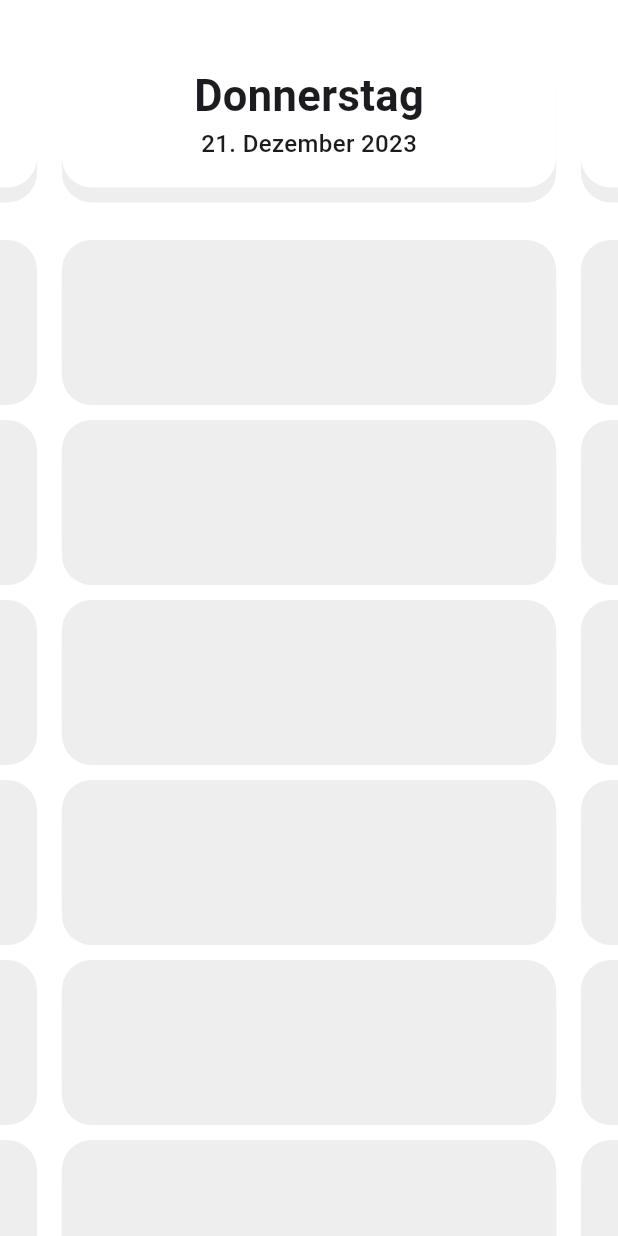
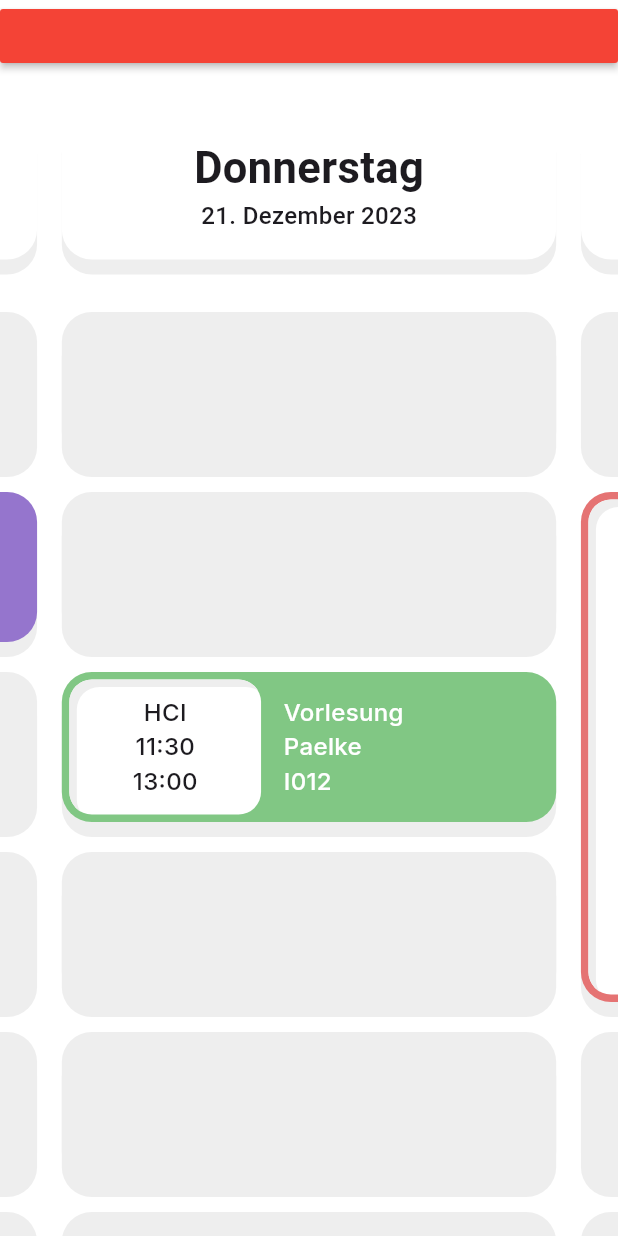
Before and after one commit to LordFalke/scheduler, a Flutter app: the screen it shows after launch, on a phone screen of 412 x 824 dp. Run offline on Flutter 3.47's test engine with Material 3 defaults, Android fonts, the phone set to English and light mode, and no system bars; drawn by our look-alikes of scroll_snap_list; our stand-ins replace flutter_inset_box_shadow, google_fonts, hive, hive_flutter, smooth_page_indicator; accounts and stored records are empty.

Commit message:
database basic functionality

```diff
--- a/lib/database.dart
+++ b/lib/database.dart
@@ -1,12 +1,14 @@
 import 'package:flutter/material.dart';
+import 'package:hive/hive.dart';
 
 import 'pages/models/lesson.dart';
 
 class Database {
   List selectableLessons = [];
 
+  final _myBox = Hive.box("stored_lessons");
+
   void createInitialData() {
-
     selectableLessons = [
       Lesson(
         module: "ISI",
@@ -70,4 +72,12 @@ class Database {
       ),
     ];
   }
+
+  void loadData(){
+    selectableLessons = _myBox.get("selectable_lessons");
+  }
+
+  void updateData(){
+    _myBox.put("selectable_lessons", selectableLessons);
+  }
 }
--- a/lib/main.dart
+++ b/lib/main.dart
@@ -1,9 +1,16 @@
 import 'package:flutter/material.dart';
+import 'package:hive_flutter/adapters.dart';
 
 import 'pages/Calendar.dart';
 import 'pages/intro_page.dart';
+import 'pages/models/lesson.dart';
 
-void main() {
+void main() async{
+  await Hive.initFlutter();
+
+  Hive.registerAdapter(LessonAdapter());
+  await Hive.openBox("stored_lessons");
+
   runApp(const MainApp());
 }
 
--- a/lib/pages/Calendar.dart
+++ b/lib/pages/Calendar.dart
@@ -1,6 +1,8 @@
 import "dart:math";
 
 import "package:flutter/material.dart";
+import "package:hive/hive.dart";
+import "package:scheduler/database.dart";
 import "package:scheduler/pages/models/lesson.dart";
 import "package:scroll_snap_list/scroll_snap_list.dart";
 
@@ -15,6 +17,9 @@ class Calendar extends StatefulWidget {
 }
 
 class _CalendarState extends State<Calendar> {
+  final _myBox = Hive.box("stored_lessons");
+  Database db = Database();
+
   int _focusedIndex = 0;
   void _onItemFocus(int index) {
     setState(() {
@@ -22,8 +27,26 @@ class _CalendarState extends State<Calendar> {
     });
   }
 
+  late Box<Lesson> test;
+  @override
+  void initState() {
+    if(_myBox.get("selectable_lessons") == null) {
+      db.createInitialData();
+    } else {
+      db.loadData();
+    }
 
-  List<Object> generateLessonTileData(List<Lesson> lessons) {
+    super.initState();
+  }
+
+  void resetDatabase() {
+    setState(() {
+      db.createInitialData();
+    });
+    db.updateData();
+  }
+
+  List<Object> generateLessonTileData(int dayIndex) {
     List<Object> lessonTileData = [
       EmptyLesson(),
       EmptyLesson(),
@@ -34,6 +57,13 @@ class _CalendarState extends State<Calendar> {
       EmptyLesson(),
       EmptyLesson(),
     ];
+
+    List lessons = [];
+    for (var lesson in db.selectableLessons) {
+      if(lesson.dayOfTheWeek == dayIndex) {
+        lessons.add(lesson);
+      }
+    }
 
     for (var lesson in lessons) {
       lessonTileData[lesson.blockStart] = lesson;
@@ -50,23 +80,11 @@ class _CalendarState extends State<Calendar> {
 
   @override
   Widget build(BuildContext context) {
-
     return Scaffold(
       backgroundColor: Colors.white,
       body: ListView(
         children: [
-        // const Padding(
-        //   padding: EdgeInsets.symmetric(vertical: 50.0, horizontal: 25.0),
-        //   child: Center(
-        //     child: Text(
-        //       "Scheduler",
-        //       style: TextStyle(fontSize: 20, fontWeight: FontWeight.bold),
-        //       // textAlign: TextAlign.center,
-        //     ),
-        //   ),
-        // ),
-
-        //
+          MaterialButton(onPressed: resetDatabase, color: Colors.red,),
           SizedBox(
             height: 1150,
             child: ScrollSnapList(
@@ -76,26 +94,14 @@ class _CalendarState extends State<Calendar> {
               //   right: MediaQuery.of(context).size.width * .05,
               // ),
               itemCount: 5,
-            initialIndex: DateTime.now().weekday-1,
+              initialIndex: DateTime.now().weekday - 1,
               scrollDirection: Axis.horizontal,
               itemBuilder: (context, index) {
-              List<Object> day1 = generateLessonTileData([Lesson(
-                module: "ISI",
-                topic: "Vorlesung",
-                isLab: false,
-                labGroup: "none",
-                prof: "Sethmann",
-                room: "I122",
-                blockStart: 1,
-                blockEnd: 6,
-                color: Colors.deepOrange.shade300.value,
-                dayOfTheWeek: 0,
-              ),]);
-
-              List<Object> day2 = generateLessonTileData([]);
-              List<Object> day3 = generateLessonTileData([]);
-              List<Object> day4 = generateLessonTileData([]);
-              List<Object> day5 = generateLessonTileData([]);
+                List<Object> day1 = generateLessonTileData(0);
+                List<Object> day2 = generateLessonTileData(1);
+                List<Object> day3 = generateLessonTileData(2);
+                List<Object> day4 = generateLessonTileData(3);
+                List<Object> day5 = generateLessonTileData(4);
 
                 var days = [day1, day2, day3, day4, day5];
 
@@ -107,26 +113,7 @@ class _CalendarState extends State<Calendar> {
             ),
           ),
         ],
-    )
-        // Column(
-        //   // crossAxisAlignment: CrossAxisAlignment.center,
-        //   children: [
-        //     // Header
-        //     const Padding(
-        //       padding: EdgeInsets.symmetric(vertical: 50.0, horizontal: 25.0),
-        //       child: Center(
-        //         child: Text(
-        //           "Scheduler",
-        //           style: TextStyle(fontSize: 20, fontWeight: FontWeight.bold),
-        //           // textAlign: TextAlign.center,
-        //         ),
-        //       ),
-        //     ),
-
-        //     // Calendar / List
-
-        //   ],
-        // ),
+      ),
     );
   }
 }
--- a/lib/pages/models/lesson.dart
+++ b/lib/pages/models/lesson.dart
@@ -1,23 +1,33 @@
 import 'package:flutter/material.dart';
+import 'package:hive/hive.dart';
 
 import 'empty_lesson.dart';
 
+part 'lesson.g.dart';
+
+@HiveType(typeId: 1)
 class Lesson {
+  @HiveField(0)
   final String module;
+  @HiveField(1)
   final String topic;
-
+  @HiveField(2)
   final bool isLab;
+  @HiveField(3)
   final String labGroup;
-
+  @HiveField(4)
   final String prof;
+  @HiveField(5)
   final String room;
-
+  @HiveField(6)
   final int blockStart;
+  @HiveField(7)
   final int blockEnd;
   // final String start;
   // final String end;
-
+  @HiveField(8)
   final int color;
+  @HiveField(9)
   int dayOfTheWeek;
 
   Lesson(
```
Also changed, not shown: pubspec.yaml (+6 -5 lines), lib/pages/models/lesson.g.dart (added), pubspec.lock, 5 other files. Lines whose indentation alone changed are shown as unchanged.
